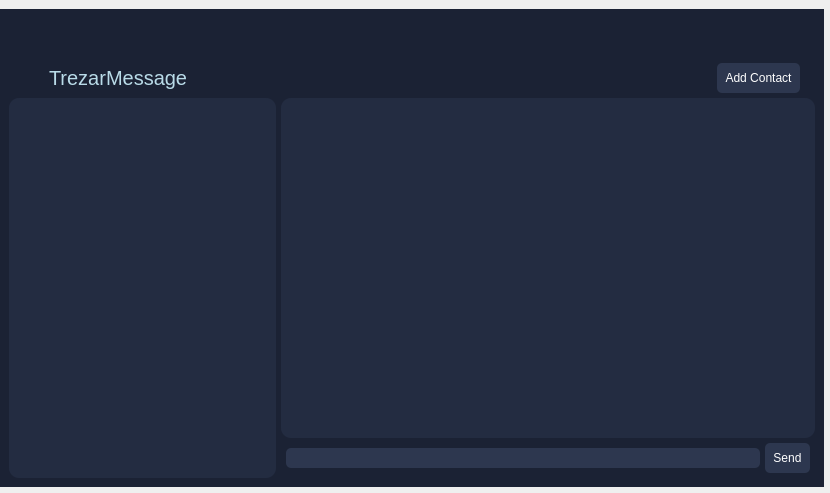
Qt form src/qt/forms/trezarmessage.ui (TrezarCoin/TrezarCoin) before a commit.
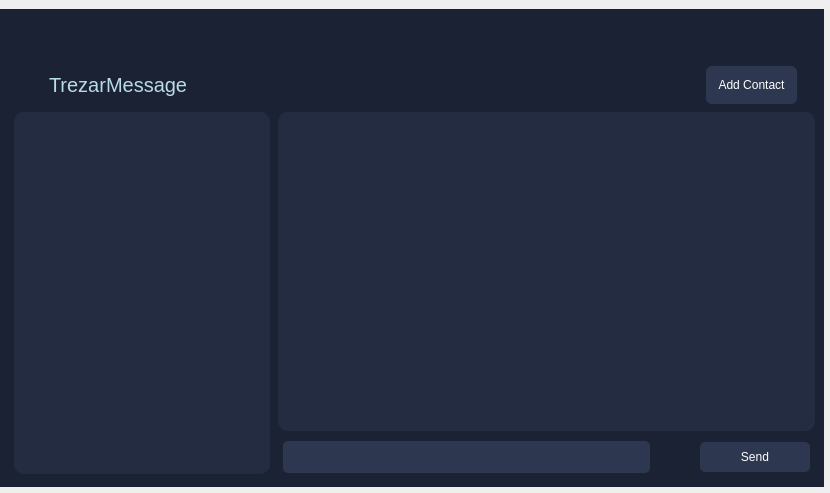
The same form after that commit.

What changed in the file:
```diff
--- a/src/qt/forms/trezarmessage.ui
+++ b/src/qt/forms/trezarmessage.ui
@@ -137,10 +137,10 @@
 }
 QPushButton{
 background:#2d374f;
-padding:8px;
-border-radius:5px;
+padding:12px;
+border-radius:6px;
 color:#fff;
-margin:5px
+margin:8px
 }</string>
                 </property>
                 <property name="text">
@@ -179,16 +179,7 @@
             <item row="0" column="0">
              <layout class="QVBoxLayout" name="verticalLayout">
               <item>
-               <layout class="QHBoxLayout" name="horizontalLayout_2" stretch="1,0,2">
-                <item>
-                 <widget class="QListView" name="listView">
-                  <property name="styleSheet">
-                   <string notr="true">background:#232c41;
-padding:2px;
-border-radius:10px;</string>
-                  </property>
-                 </widget>
-                </item>
+               <layout class="QHBoxLayout" name="horizontalLayout_2" stretch="0,0,0,2">
                 <item>
                  <spacer name="horizontalSpacer_5">
                   <property name="orientation">
@@ -205,6 +196,51 @@
                   </property>
                  </spacer>
                 </item>
+                <item>
+                 <layout class="QVBoxLayout" name="verticalLayout_4">
+                  <item>
+                   <widget class="QListView" name="listView">
+                    <property name="styleSheet">
+                     <string notr="true">background:#232c41;
+padding:2px;
+border-radius:10px;</string>
+                    </property>
+                   </widget>
+                  </item>
+                  <item>
+                   <spacer name="verticalSpacer_2">
+                    <property name="orientation">
+                     <enum>Qt::Vertical</enum>
+                    </property>
+                    <property name="sizeType">
+                     <enum>QSizePolicy::Fixed</enum>
+                    </property>
+                    <property name="sizeHint" stdset="0">
+                     <size>
+                      <width>20</width>
+                      <height>4</height>
+                     </size>
+                    </property>
+                   </spacer>
+                  </item>
+                 </layout>
+                </item>
+                <item>
+                 <spacer name="horizontalSpacer_7">
+                  <property name="orientation">
+                   <enum>Qt::Horizontal</enum>
+                  </property>
+                  <property name="sizeType">
+                   <enum>QSizePolicy::Fixed</enum>
+                  </property>
+                  <property name="sizeHint" stdset="0">
+                   <size>
+                    <width>8</width>
+                    <height>20</height>
+                   </size>
+                  </property>
+                 </spacer>
+                </item>
                 <item>
                  <layout class="QVBoxLayout" name="verticalLayout_3">
                   <item>
@@ -222,20 +258,53 @@
                       <rect>
                        <x>0</x>
                        <y>0</y>
-                       <width>513</width>
-                       <height>274</height>
+                       <width>501</width>
+                       <height>260</height>
                       </rect>
                      </property>
                     </widget>
                    </widget>
                   </item>
+                  <item>
+                   <spacer name="verticalSpacer_3">
+                    <property name="orientation">
+                     <enum>Qt::Vertical</enum>
+                    </property>
+                    <property name="sizeType">
+                     <enum>QSizePolicy::Fixed</enum>
+                    </property>
+                    <property name="sizeHint" stdset="0">
+                     <size>
+                      <width>20</width>
+                      <height>5</height>
+                     </size>
+                    </property>
+                   </spacer>
+                  </item>
                   <item>
                    <layout class="QHBoxLayout" name="horizontalLayout_3">
                     <property name="topMargin">
                      <number>0</number>
                     </property>
                     <item>
-                     <spacer name="horizontalSpacer_4">
+                     <widget class="QLineEdit" name="input_text">
+                      <property name="sizePolicy">
+                       <sizepolicy hsizetype="Expanding" vsizetype="Minimum">
+                        <horstretch>0</horstretch>
+                        <verstretch>39</verstretch>
+                       </sizepolicy>
+                      </property>
+                      <property name="styleSheet">
+                       <string notr="true">background:#2d374f;
+padding:8px;
+border-radius:5px;
+color:#fff;
+margin:5px</string>
+                      </property>
+                     </widget>
+                    </item>
+                    <item>
+                     <spacer name="horizontalSpacer_6">
                       <property name="orientation">
                        <enum>Qt::Horizontal</enum>
                       </property>
@@ -244,24 +313,32 @@
                       </property>
                       <property name="sizeHint" stdset="0">
                        <size>
-                        <width>5</width>
+                        <width>40</width>
                         <height>20</height>
                        </size>
                       </property>
                      </spacer>
                     </item>
                     <item>
-                     <widget class="QLineEdit" name="lineEdit">
-                      <property name="styleSheet">
-                       <string notr="true">background:#2d374f;
-padding:2px;
-border-radius:5px;
-shadow:3px;</string>
+                     <widget class="QPushButton" name="sendButton">
+                      <property name="sizePolicy">
+                       <sizepolicy hsizetype="Fixed" vsizetype="Fixed">
+                        <horstretch>0</horstretch>
+                        <verstretch>0</verstretch>
+                       </sizepolicy>
                       </property>
-                     </widget>
-                    </item>
-                    <item>
-                     <widget class="QPushButton" name="pushButton">
+                      <property name="minimumSize">
+                       <size>
+                        <width>120</width>
+                        <height>0</height>
+                       </size>
+                      </property>
+                      <property name="maximumSize">
+                       <size>
+                        <width>16777215</width>
+                        <height>16777215</height>
+                       </size>
+                      </property>
                       <property name="styleSheet">
                        <string notr="true">QPushButton::pressed{
   background-color: #232c41;
```
Left out of the diff: 2 changed lines with no effect on the pictures.
